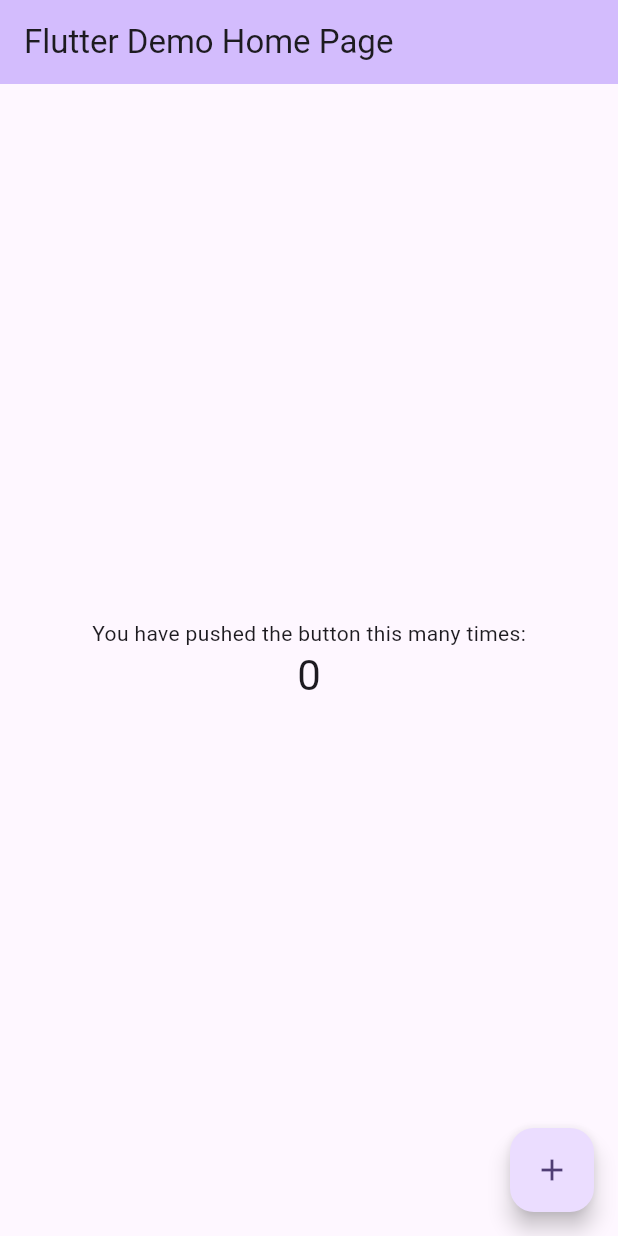
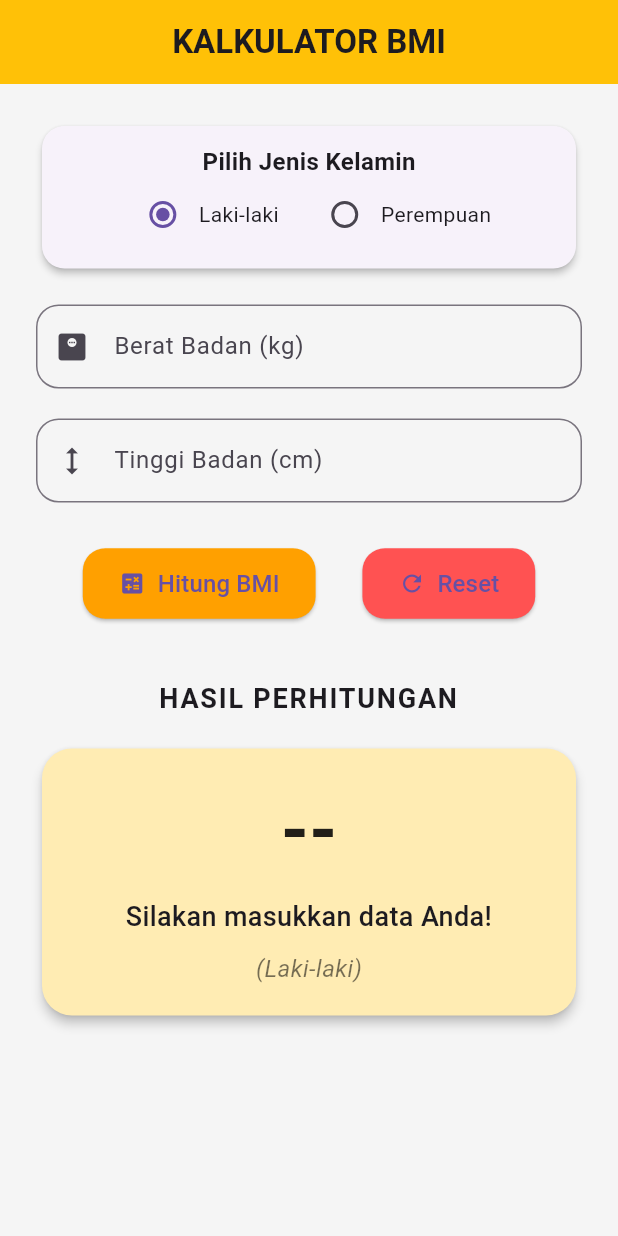
Before and after one commit to Haidarzy/tugas_bmi, a Flutter app: the screen it shows after launch, on a phone screen of 412 x 824 dp. Run offline on Flutter 3.47's test engine with Material 3 defaults, Android fonts, the phone set to English and light mode, and no system bars.

Commit message:
Update main.dart

```diff
--- a/lib/main.dart
+++ b/lib/main.dart
@@ -1,122 +1,276 @@
 import 'package:flutter/material.dart';
 
 void main() {
-  runApp(const MyApp());
+  runApp(const KalkulatorApp());
 }
 
-class MyApp extends StatelessWidget {
-  const MyApp({super.key});
+class KalkulatorApp extends StatelessWidget {
+  const KalkulatorApp({super.key});
 
-  // This widget is the root of your application.
   @override
   Widget build(BuildContext context) {
     return MaterialApp(
-      title: 'Flutter Demo',
+      title: "KALKULATOR BMI",
+      debugShowCheckedModeBanner: false,
       theme: ThemeData(
-        // This is the theme of your application.
-        //
-        // TRY THIS: Try running your application with "flutter run". You'll see
-        // the application has a purple toolbar. Then, without quitting the app,
-        // try changing the seedColor in the colorScheme below to Colors.green
-        // and then invoke "hot reload" (save your changes or press the "hot
-        // reload" button in a Flutter-supported IDE, or press "r" if you used
-        // the command line to start the app).
-        //
-        // Notice that the counter didn't reset back to zero; the application
-        // state is not lost during the reload. To reset the state, use hot
-        // restart instead.
-        //
-        // This works for code too, not just values: Most code changes can be
-        // tested with just a hot reload.
-        colorScheme: ColorScheme.fromSeed(seedColor: Colors.deepPurple),
+        primarySwatch: Colors.amber,
+        scaffoldBackgroundColor: Colors.grey[100],
       ),
-      home: const MyHomePage(title: 'Flutter Demo Home Page'),
+      home: const KalkulatorScreen(),
     );
   }
 }
 
-class MyHomePage extends StatefulWidget {
-  const MyHomePage({super.key, required this.title});
-
-  // This widget is the home page of your application. It is stateful, meaning
-  // that it has a State object (defined below) that contains fields that affect
-  // how it looks.
-
-  // This class is the configuration for the state. It holds the values (in this
-  // case the title) provided by the parent (in this case the App widget) and
-  // used by the build method of the State. Fields in a Widget subclass are
-  // always marked "final".
-
-  final String title;
+class KalkulatorScreen extends StatefulWidget {
+  const KalkulatorScreen({super.key});
 
   @override
-  State<MyHomePage> createState() => _MyHomePageState();
+  State<KalkulatorScreen> createState() => _KalkulatorScreenState();
 }
 
-class _MyHomePageState extends State<MyHomePage> {
-  int _counter = 0;
+class _KalkulatorScreenState extends State<KalkulatorScreen> {
+  final _weightController = TextEditingController();
+  final _heightController = TextEditingController();
+  double? _bmiResult;
+  String _bmiInterpretation = "Silakan masukkan data Anda!";
+  String _gender = "Laki-laki"; // default gender
 
-  void _incrementCounter() {
+  void _calculateBMI() {
+    final double weight = double.tryParse(_weightController.text) ?? 0;
+    final double heightInCM = double.tryParse(_heightController.text) ?? 0;
+
+    if (weight <= 0 || heightInCM <= 0) {
+      setState(() {
+        _bmiResult = null;
+        _bmiInterpretation = "Masukkan data yang valid!";
+      });
+      return;
+    }
+
+    final double heightInM = heightInCM / 100;
+    final double bmi = weight / (heightInM * heightInM);
+
     setState(() {
-      // This call to setState tells the Flutter framework that something has
-      // changed in this State, which causes it to rerun the build method below
-      // so that the display can reflect the updated values. If we changed
-      // _counter without calling setState(), then the build method would not be
-      // called again, and so nothing would appear to happen.
-      _counter++;
+      _bmiResult = bmi;
+
+      if (_gender == "Laki-laki") {
+        if (bmi < 18.5) {
+          _bmiInterpretation = "Kekurangan berat badan";
+        } else if (bmi < 25) {
+          _bmiInterpretation = "Berat badan ideal";
+        } else if (bmi < 30) {
+          _bmiInterpretation = "Kelebihan berat badan";
+        } else {
+          _bmiInterpretation = "Obesitas";
+        }
+      } else {
+        if (bmi < 18) {
+          _bmiInterpretation = "Kekurangan berat badan";
+        } else if (bmi < 24) {
+          _bmiInterpretation = "Berat badan ideal";
+        } else if (bmi < 29) {
+          _bmiInterpretation = "Kelebihan berat badan";
+        } else {
+          _bmiInterpretation = "Obesitas";
+        }
+      }
+    });
+  }
+
+  void _resetFields() {
+    setState(() {
+      _weightController.clear();
+      _heightController.clear();
+      _bmiResult = null;
+      _bmiInterpretation = "Silakan masukkan data Anda!";
     });
   }
 
   @override
   Widget build(BuildContext context) {
-    // This method is rerun every time setState is called, for instance as done
-    // by the _incrementCounter method above.
-    //
-    // The Flutter framework has been optimized to make rerunning build methods
-    // fast, so that you can just rebuild anything that needs updating rather
-    // than having to individually change instances of widgets.
     return Scaffold(
       appBar: AppBar(
-        // TRY THIS: Try changing the color here to a specific color (to
-        // Colors.amber, perhaps?) and trigger a hot reload to see the AppBar
-        // change color while the other colors stay the same.
-        backgroundColor: Theme.of(context).colorScheme.inversePrimary,
-        // Here we take the value from the MyHomePage object that was created by
-        // the App.build method, and use it to set our appbar title.
-        title: Text(widget.title),
+        title: const Text(
+          "KALKULATOR BMI",
+          style: TextStyle(fontWeight: FontWeight.bold),
+        ),
+        backgroundColor: Colors.amber,
+        centerTitle: true,
       ),
-      body: Center(
-        // Center is a layout widget. It takes a single child and positions it
-        // in the middle of the parent.
+      body: SingleChildScrollView(
+        padding: const EdgeInsets.all(24),
         child: Column(
-          // Column is also a layout widget. It takes a list of children and
-          // arranges them vertically. By default, it sizes itself to fit its
-          // children horizontally, and tries to be as tall as its parent.
-          //
-          // Column has various properties to control how it sizes itself and
-          // how it positions its children. Here we use mainAxisAlignment to
-          // center the children vertically; the main axis here is the vertical
-          // axis because Columns are vertical (the cross axis would be
-          // horizontal).
-          //
-          // TRY THIS: Invoke "debug painting" (choose the "Toggle Debug Paint"
-          // action in the IDE, or press "p" in the console), to see the
-          // wireframe for each widget.
-          mainAxisAlignment: MainAxisAlignment.center,
-          children: <Widget>[
-            const Text('You have pushed the button this many times:'),
-            Text(
-              '$_counter',
-              style: Theme.of(context).textTheme.headlineMedium,
+          crossAxisAlignment: CrossAxisAlignment.stretch,
+          children: [
+            // Pilih jenis kelamin
+            Card(
+              shape: RoundedRectangleBorder(
+                borderRadius: BorderRadius.circular(15),
+              ),
+              elevation: 2,
+              child: Padding(
+                padding: const EdgeInsets.all(12.0),
+                child: Column(
+                  children: [
+                    const Text(
+                      "Pilih Jenis Kelamin",
+                      style: TextStyle(
+                        fontSize: 16,
+                        fontWeight: FontWeight.bold,
+                      ),
+                    ),
+                    Row(
+                      mainAxisAlignment: MainAxisAlignment.center,
+                      children: [
+                        Radio<String>(
+                          value: "Laki-laki",
+                          groupValue: _gender,
+                          onChanged: (value) {
+                            setState(() {
+                              _gender = value!;
+                            });
+                          },
+                        ),
+                        const Text("Laki-laki"),
+                        const SizedBox(width: 20),
+                        Radio<String>(
+                          value: "Perempuan",
+                          groupValue: _gender,
+                          onChanged: (value) {
+                            setState(() {
+                              _gender = value!;
+                            });
+                          },
+                        ),
+                        const Text("Perempuan"),
+                      ],
+                    ),
+                  ],
+                ),
+              ),
+            ),
+            const SizedBox(height: 20),
+            // Input berat
+            TextField(
+              controller: _weightController,
+              keyboardType: TextInputType.number,
+              decoration: InputDecoration(
+                labelText: "Berat Badan (kg)",
+                prefixIcon: const Icon(Icons.monitor_weight),
+                border: OutlineInputBorder(
+                  borderRadius: BorderRadius.circular(15),
+                ),
+              ),
+            ),
+            const SizedBox(height: 20),
+            // Input tinggi
+            TextField(
+              controller: _heightController,
+              keyboardType: TextInputType.number,
+              decoration: InputDecoration(
+                labelText: "Tinggi Badan (cm)",
+                prefixIcon: const Icon(Icons.height),
+                border: OutlineInputBorder(
+                  borderRadius: BorderRadius.circular(15),
+                ),
+              ),
+            ),
+            const SizedBox(height: 30),
+            // Tombol Hitung dan Reset
+            Row(
+              mainAxisAlignment: MainAxisAlignment.spaceEvenly,
+              children: [
+                ElevatedButton.icon(
+                  onPressed: _calculateBMI,
+                  style: ElevatedButton.styleFrom(
+                    backgroundColor: Colors.amber[700],
+                    shape: RoundedRectangleBorder(
+                      borderRadius: BorderRadius.circular(15),
+                    ),
+                    padding: const EdgeInsets.symmetric(
+                        horizontal: 24, vertical: 12),
+                  ),
+                  icon: const Icon(Icons.calculate),
+                  label: const Text(
+                    "Hitung BMI",
+                    style: TextStyle(fontSize: 16),
+                  ),
+                ),
+                ElevatedButton.icon(
+                  onPressed: _resetFields,
+                  style: ElevatedButton.styleFrom(
+                    backgroundColor: Colors.redAccent,
+                    shape: RoundedRectangleBorder(
+                      borderRadius: BorderRadius.circular(15),
+                    ),
+                    padding: const EdgeInsets.symmetric(
+                        horizontal: 24, vertical: 12),
+                  ),
+                  icon: const Icon(Icons.refresh),
+                  label: const Text(
+                    "Reset",
+                    style: TextStyle(fontSize: 16),
+                  ),
+                ),
+              ],
+            ),
+            const SizedBox(height: 40),
+            // Hasil BMI
+            const Text(
+              "HASIL PERHITUNGAN",
+              textAlign: TextAlign.center,
+              style: TextStyle(
+                fontSize: 18,
+                fontWeight: FontWeight.bold,
+                letterSpacing: 1.2,
+              ),
+            ),
+            const SizedBox(height: 16),
+            Card(
+              shape: RoundedRectangleBorder(
+                borderRadius: BorderRadius.circular(20),
+              ),
+              color: Colors.amber[100],
+              elevation: 3,
+              child: Padding(
+                padding: const EdgeInsets.all(20.0),
+                child: Column(
+                  children: [
+                    Text(
+                      _bmiResult != null
+                          ? _bmiResult!.toStringAsFixed(1)
+                          : '--',
+                      style: const TextStyle(
+                        fontSize: 48,
+                        fontWeight: FontWeight.bold,
+                        color: Colors.black87,
+                      ),
+                    ),
+                    const SizedBox(height: 10),
+                    Text(
+                      _bmiInterpretation,
+                      style: const TextStyle(
+                        fontSize: 18,
+                        fontWeight: FontWeight.w500,
+                      ),
+                      textAlign: TextAlign.center,
+                    ),
+                    const SizedBox(height: 10),
+                    Text(
+                      "($_gender)",
+                      style: const TextStyle(
+                        fontSize: 16,
+                        fontStyle: FontStyle.italic,
+                        color: Colors.black54,
+                      ),
+                    ),
+                  ],
+                ),
+              ),
             ),
           ],
         ),
       ),
-      floatingActionButton: FloatingActionButton(
-        onPressed: _incrementCounter,
-        tooltip: 'Increment',
-        child: const Icon(Icons.add),
-      ), // This trailing comma makes auto-formatting nicer for build methods.
     );
   }
 }
```
